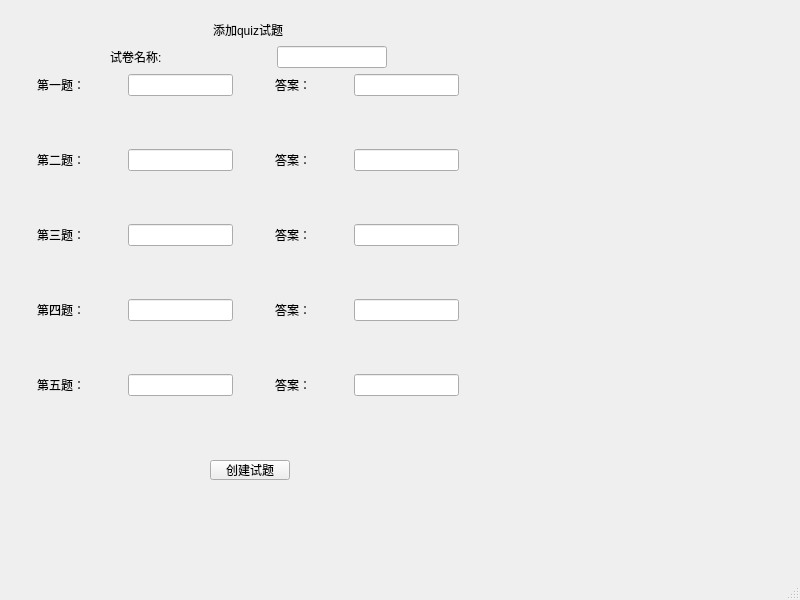
naifuliang/Classroom_Assistant, file client/teacher_add.ui: the form before one commit.
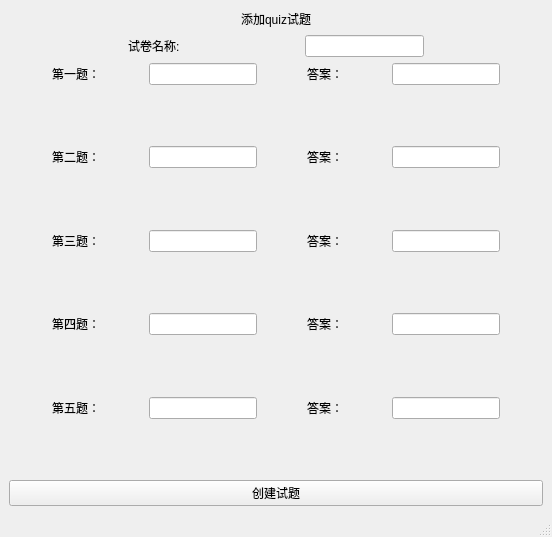
The form after the commit.

```diff
--- a/client/teacher_add.ui
+++ b/client/teacher_add.ui
@@ -6,36 +6,16 @@
    <rect>
     <x>0</x>
     <y>0</y>
-    <width>800</width>
-    <height>600</height>
+    <width>552</width>
+    <height>537</height>
    </rect>
   </property>
   <property name="windowTitle">
    <string>MainWindow</string>
   </property>
   <widget class="QWidget" name="centralwidget">
-   <widget class="QPushButton" name="submit">
-    <property name="geometry">
-     <rect>
-      <x>210</x>
-      <y>460</y>
-      <width>80</width>
-      <height>20</height>
-     </rect>
-    </property>
-    <property name="text">
-     <string>创建试题</string>
-    </property>
-   </widget>
-   <widget class="QWidget" name="">
-    <property name="geometry">
-     <rect>
-      <x>0</x>
-      <y>20</y>
-      <width>496</width>
-      <height>423</height>
-     </rect>
-    </property>
+   <layout class="QVBoxLayout" name="verticalLayout_2">
+    <item>
     <layout class="QVBoxLayout" name="verticalLayout">
      <item>
       <layout class="QHBoxLayout" name="horizontalLayout">
@@ -637,8 +617,16 @@
        </property>
       </spacer>
      </item>
-    </layout>
-   </widget>
+      <item>
+       <widget class="QPushButton" name="submit">
+        <property name="text">
+         <string>创建试题</string>
+        </property>
+       </widget>
+      </item>
+     </layout>
+    </item>
+   </layout>
   </widget>
   <widget class="QMenuBar" name="menubar">
    <property name="geometry">
```
Left out of the diff: 4 changed lines with no effect on the pictures. Lines whose indentation alone changed are shown as unchanged.
